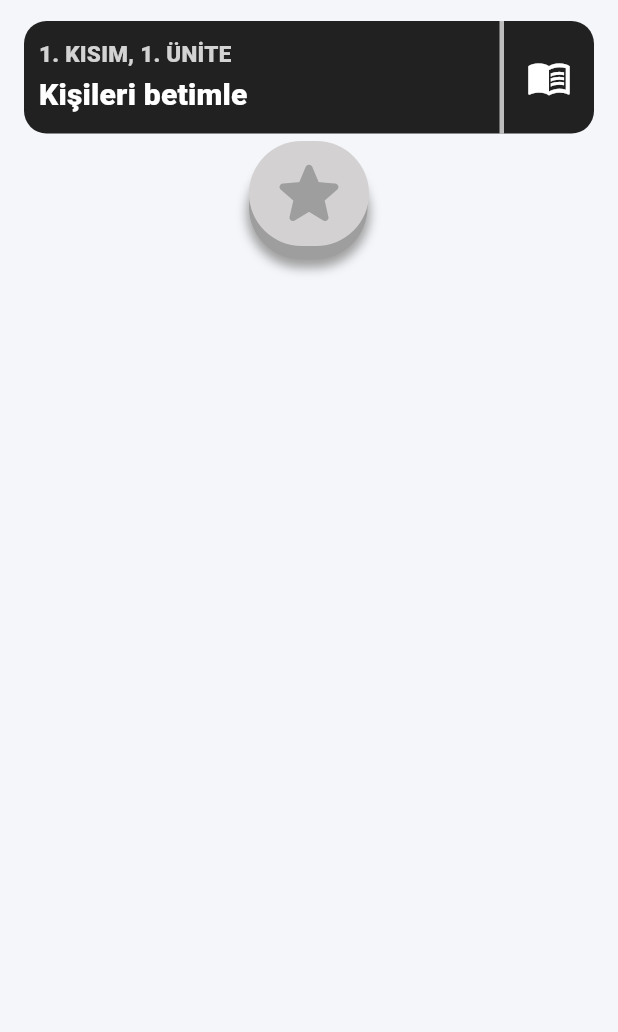
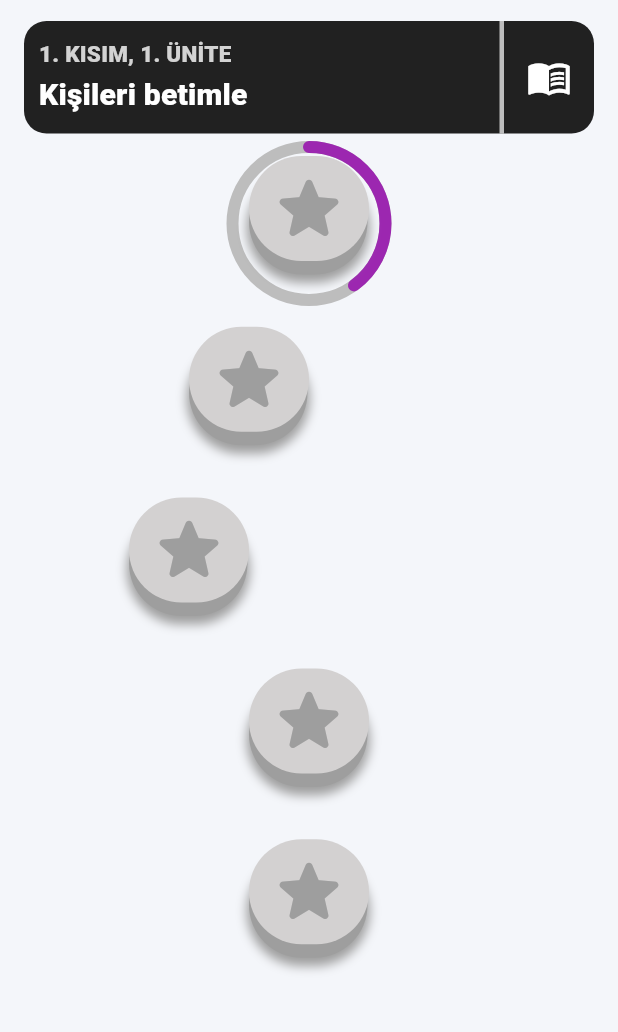
Before and after one commit to mehmetdemirr/dawah, a Flutter app: the GameScreen screen opened by its route, on a phone screen of 412 x 824 dp, the part 63-1095 px from its top. Run offline on Flutter 3.47's test engine with Material 3 defaults, Android fonts, the phone set to English and light mode, and no system bars; drawn by our look-alikes of percent_indicator; our stand-ins replace auto_route, cached_network_image, connectivity_plus, dio, dropdown_button2, easy_localization and 11 more; missing offline and left inert: app_settings, onesignal_flutter; accounts and stored records are empty.

Commit message:
edit game screen

```diff
--- a/lib/product/game/view/game_screen.dart
+++ b/lib/product/game/view/game_screen.dart
@@ -3,6 +3,7 @@ import 'package:davet/core/extension/screen_size.dart';
 import 'package:davet/core/utilty/border_radius_items.dart';
 import 'package:davet/core/utilty/color_items.dart';
 import 'package:flutter/material.dart';
+import 'package:percent_indicator/circular_percent_indicator.dart';
 
 @RoutePage()
 class GameScreen extends StatefulWidget {
@@ -12,15 +13,10 @@ class GameScreen extends StatefulWidget {
 }
 
 class _GameScreenState extends State<GameScreen> {
-  final List<Map<String, dynamic>> levels = [
-    {"level": 1, "progress": 70, "stars": 3},
-    {"level": 2, "progress": 50, "stars": 2},
-    {"level": 3, "progress": 30, "stars": 1},
-    {"level": 4, "progress": 0, "stars": 0},
-    {"level": 5, "progress": 0, "stars": 0},
-  ];
   @override
   Widget build(BuildContext context) {
+    double height = (context.height - 200) / 45;
+    double width = (context.width - 212);
     return Scaffold(
       appBar: AppBar(
         title: const Text(
@@ -76,7 +72,80 @@ class _GameScreenState extends State<GameScreen> {
           children: [
             const GameTitleWidget(),
             const SizedBox(height: 5),
-            SizedBox(
+            CircularPercentIndicator(
+              backgroundColor: Colors.grey.shade400,
+              radius: 55.0,
+              lineWidth: 8.0,
+              animation: true,
+              animationDuration: 2000,
+              percent: 0.4,
+              animateFromLastPercent: true,
+              center: Container(
+                // color: Colors.amber,
+                child: const Center(
+                  child: Column(
+                    mainAxisAlignment: MainAxisAlignment.center,
+                    children: [
+                      SizedBox(height: 10),
+                      StarLevelWidget(),
+                    ],
+                  ),
+                ),
+              ),
+              circularStrokeCap: CircularStrokeCap.round,
+              progressColor: Colors.purple,
+              widgetIndicator: Center(
+                child: Container(
+                  height: 10,
+                  width: 10,
+                  decoration: BoxDecoration(
+                    color: Colors.white,
+                    borderRadius: BorderRadius.circular(50),
+                  ),
+                  padding: const EdgeInsets.all(5),
+                ),
+              ),
+            ),
+            SizedBox(height: height),
+            Padding(
+              padding: const EdgeInsets.symmetric(horizontal: 50.0),
+              child: Column(
+                children: [
+                  Row(
+                    children: [
+                      SizedBox(width: width / 2 - 40),
+                      const StarLevelWidget(),
+                    ],
+                  ),
+                  SizedBox(height: height),
+                  Row(
+                    children: [
+                      SizedBox(width: width / 2 - 80),
+                      const StarLevelWidget(),
+                    ],
+                  ),
+                  SizedBox(height: height),
+                  const StarLevelWidget(),
+                  SizedBox(height: height),
+                  const StarLevelWidget(),
+                ],
+              ),
+            ),
+          ],
+        ),
+      ),
+    );
+  }
+}
+
+class StarLevelWidget extends StatelessWidget {
+  const StarLevelWidget({
+    super.key,
+  });
+
+  @override
+  Widget build(BuildContext context) {
+    return SizedBox(
       height: 100,
       child: Stack(
         children: [
@@ -87,14 +156,12 @@ class _GameScreenState extends State<GameScreen> {
               height: 70,
               decoration: BoxDecoration(
                 color: Colors.grey.shade500,
-                        borderRadius:
-                            const BorderRadius.all(Radius.circular(50)),
+                borderRadius: const BorderRadius.all(Radius.circular(50)),
                 boxShadow: [
                   BoxShadow(
                     color: Colors.grey.shade500, // Gölge rengi
                     blurRadius: 5.0, // Bulanıklık miktarı
-                            offset: const Offset(
-                                0, 4), // Yatay ve dikey kayma (x, y)
+                    offset: const Offset(0, 4), // Yatay ve dikey kayma (x, y)
                     spreadRadius: 1.5, // Gölgenin yayılma oranı
                   ),
                 ],
@@ -125,10 +192,6 @@ class _GameScreenState extends State<GameScreen> {
             ),
           ),
         ],
-              ),
-            )
-          ],
-        ),
       ),
     );
   }
```
Lines whose indentation alone changed are shown as unchanged.
